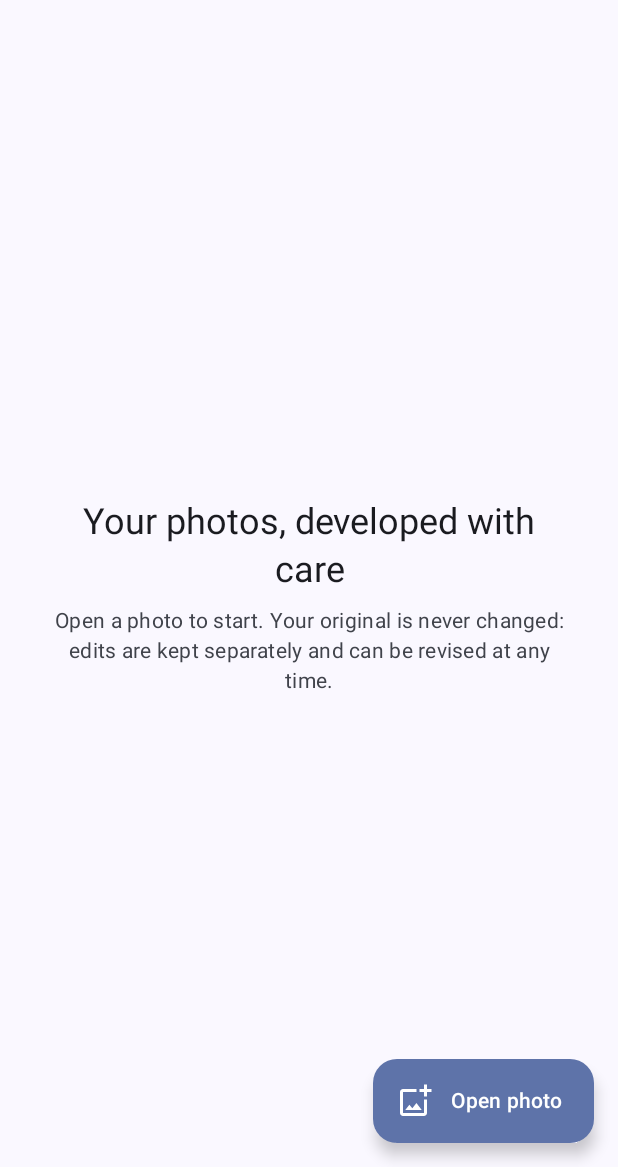
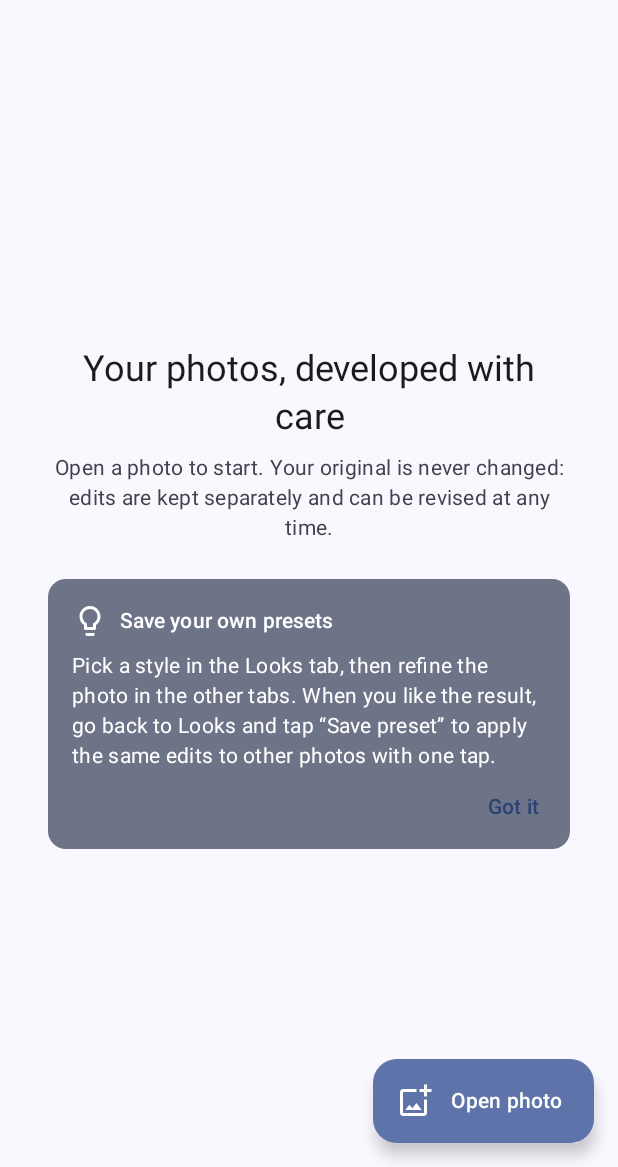
Before and after one commit to steve-linux/photograin, an Android app built with Jetpack Compose: the screen it shows after launch (MainActivity), on a phone screen of 412 x 824 dp, the part 69-1236 px from its top. Run offline under Robolectric (Android 15) with nearby library versions, the phone set to English and light mode, and no system bars.

Commit message:
Open the editor on the Looks tab and explain presets on the home screen
New users rarely find where presets are saved, so the home screen shows a
dismissible tip, and photos open on Looks, where styles and the save
button live.

Co-Authored-By: Claude Opus 5.5 (1M context) <noreply@anthropic.com>
Claude-Session: https://claude.ai/code/session_01MTUwNtVpXtpk9VQUuotUTJ

```diff
--- a/app/src/main/java/io/github/steve_linux/photograin/MainActivity.kt
+++ b/app/src/main/java/io/github/steve_linux/photograin/MainActivity.kt
@@ -40,6 +40,7 @@ class MainActivity : ComponentActivity() {
                 val state by editor.state.collectAsStateWithLifecycle()
                 val batchState by batch.state.collectAsStateWithLifecycle()
                 var recents by remember { mutableStateOf(prefs.recents()) }
+                var showTip by remember { mutableStateOf(!prefs.presetTipDismissed) }
                 val picker = rememberLauncherForActivityResult(ActivityResultContracts.OpenDocument()) { uri ->
                     uri?.let(editor::open)
                 }
@@ -62,6 +63,11 @@ class MainActivity : ComponentActivity() {
                         onOpenPicker = { picker.launch(arrayOf("image/*") + RawImage.MIME_TYPES) },
                         onOpen = editor::open,
                         onBatch = { multiPicker.launch(arrayOf("image/*") + RawImage.MIME_TYPES) },
+                        showTip = showTip,
+                        onDismissTip = {
+                            prefs.presetTipDismissed = true
+                            showTip = false
+                        },
                     )
                 }
             }
--- a/app/src/main/java/io/github/steve_linux/photograin/data/Preferences.kt
+++ b/app/src/main/java/io/github/steve_linux/photograin/data/Preferences.kt
@@ -37,9 +37,15 @@ class Preferences(private val context: Context) {
             }.apply()
         }
 
+    /** Whether the home screen tip about saving presets was closed. */
+    var presetTipDismissed: Boolean
+        get() = prefs.getBoolean(KEY_PRESET_TIP, false)
+        set(value) = prefs.edit().putBoolean(KEY_PRESET_TIP, value).apply()
+
     private companion object {
         const val KEY_RECENTS = "recents"
         const val KEY_COPIED = "copied_adjustments"
+        const val KEY_PRESET_TIP = "preset_tip_dismissed"
         const val MAX_RECENTS = 24
         val json = Json { ignoreUnknownKeys = true }
     }
--- a/app/src/main/java/io/github/steve_linux/photograin/ui/editor/EditorViewModel.kt
+++ b/app/src/main/java/io/github/steve_linux/photograin/ui/editor/EditorViewModel.kt
@@ -58,7 +58,8 @@ data class EditorUiState(
     val edit: EditState = EditState(),
     val canUndo: Boolean = false,
     val canRedo: Boolean = false,
-    val tool: ToolGroup = ToolGroup.LIGHT,
+    /** Styles first: the quickest way to a good result, and where presets are saved. */
+    val tool: ToolGroup = ToolGroup.LOOK,
     /** Press-and-hold on the photo shows the original. */
     val showOriginal: Boolean = false,
     /** Position of the before/after divider (0..1), or null when split view is off. */
--- a/app/src/main/java/io/github/steve_linux/photograin/ui/home/HomeScreen.kt
+++ b/app/src/main/java/io/github/steve_linux/photograin/ui/home/HomeScreen.kt
@@ -10,6 +10,7 @@ import androidx.compose.foundation.layout.Arrangement
 import androidx.compose.foundation.layout.Box
 import androidx.compose.foundation.layout.Column
 import androidx.compose.foundation.layout.PaddingValues
+import androidx.compose.foundation.layout.Row
 import androidx.compose.foundation.layout.Spacer
 import androidx.compose.foundation.layout.aspectRatio
 import androidx.compose.foundation.layout.fillMaxSize
@@ -24,7 +25,10 @@ import androidx.compose.foundation.lazy.grid.items
 import androidx.compose.foundation.shape.RoundedCornerShape
 import androidx.compose.material.icons.Icons
 import androidx.compose.material.icons.outlined.AddPhotoAlternate
+import androidx.compose.material.icons.outlined.Lightbulb
 import androidx.compose.material.icons.outlined.PhotoLibrary
+import androidx.compose.material3.Card
+import androidx.compose.material3.CardDefaults
 import androidx.compose.material3.ExperimentalMaterial3Api
 import androidx.compose.material3.ExtendedFloatingActionButton
 import androidx.compose.material3.Icon
@@ -52,7 +56,14 @@ import kotlinx.coroutines.withContext
 
 @OptIn(ExperimentalMaterial3Api::class)
 @Composable
-fun HomeScreen(recents: List<Uri>, onOpenPicker: () -> Unit, onOpen: (Uri) -> Unit, onBatch: () -> Unit) {
+fun HomeScreen(
+    recents: List<Uri>,
+    onOpenPicker: () -> Unit,
+    onOpen: (Uri) -> Unit,
+    onBatch: () -> Unit,
+    showTip: Boolean,
+    onDismissTip: () -> Unit,
+) {
     Scaffold(
         topBar = {
             TopAppBar(
@@ -92,6 +103,10 @@ fun HomeScreen(recents: List<Uri>, onOpenPicker: () -> Unit, onOpen: (Uri) -> Un
                     textAlign = TextAlign.Center,
                     color = MaterialTheme.colorScheme.onSurfaceVariant,
                 )
+                if (showTip) {
+                    Spacer(Modifier.height(24.dp))
+                    PresetTip(onDismissTip)
+                }
             }
         } else {
             LazyVerticalGrid(
@@ -101,6 +116,9 @@ fun HomeScreen(recents: List<Uri>, onOpenPicker: () -> Unit, onOpen: (Uri) -> Un
                 verticalArrangement = Arrangement.spacedBy(8.dp),
                 modifier = Modifier.fillMaxSize().padding(padding),
             ) {
+                if (showTip) {
+                    item(span = { GridItemSpan(maxLineSpan) }) { PresetTip(onDismissTip) }
+                }
                 item(span = { GridItemSpan(maxLineSpan) }) {
                     Text(
                         stringResource(R.string.recent_edits),
@@ -111,6 +129,32 @@ fun HomeScreen(recents: List<Uri>, onOpenPicker: () -> Unit, onOpen: (Uri) -> Un
                 items(recents, key = { it.toString() }) { uri ->
                     RecentThumbnail(uri, onClick = { onOpen(uri) })
                 }
+            }
+        }
+    }
+}
+
+/** Explains where presets are saved, which new users rarely find on their own. */
+@Composable
+private fun PresetTip(onDismiss: () -> Unit) {
+    Card(
+        colors = CardDefaults.cardColors(containerColor = MaterialTheme.colorScheme.secondaryContainer),
+        modifier = Modifier.fillMaxWidth(),
+    ) {
+        Column(Modifier.padding(start = 16.dp, top = 16.dp, end = 8.dp, bottom = 4.dp)) {
+            Row(verticalAlignment = Alignment.CenterVertically) {
+                Icon(Icons.Outlined.Lightbulb, contentDescription = null)
+                Spacer(Modifier.width(8.dp))
+                Text(stringResource(R.string.home_tip_title), style = MaterialTheme.typography.titleSmall)
+            }
+            Spacer(Modifier.height(8.dp))
+            Text(
+                stringResource(R.string.home_tip_body),
+                style = MaterialTheme.typography.bodyMedium,
+                modifier = Modifier.padding(end = 8.dp),
+            )
+            TextButton(onClick = onDismiss, modifier = Modifier.align(Alignment.End)) {
+                Text(stringResource(R.string.home_tip_dismiss))
             }
         }
     }
--- a/app/src/main/res/values/strings.xml
+++ b/app/src/main/res/values/strings.xml
@@ -5,6 +5,9 @@
     <string name="open_photo">Open photo</string>
     <string name="home_empty_title">Your photos, developed with care</string>
     <string name="home_empty_body">Open a photo to start. Your original is never changed: edits are kept separately and can be revised at any time.</string>
+    <string name="home_tip_title">Save your own presets</string>
+    <string name="home_tip_body">Pick a style in the Looks tab, then refine the photo in the other tabs. When you like the result, go back to Looks and tap “Save preset” to apply the same edits to other photos with one tap.</string>
+    <string name="home_tip_dismiss">Got it</string>
     <string name="recent_edits">Recent edits</string>
 
     <string name="back">Back</string>
```
Also changed, not shown: 1 other file.
